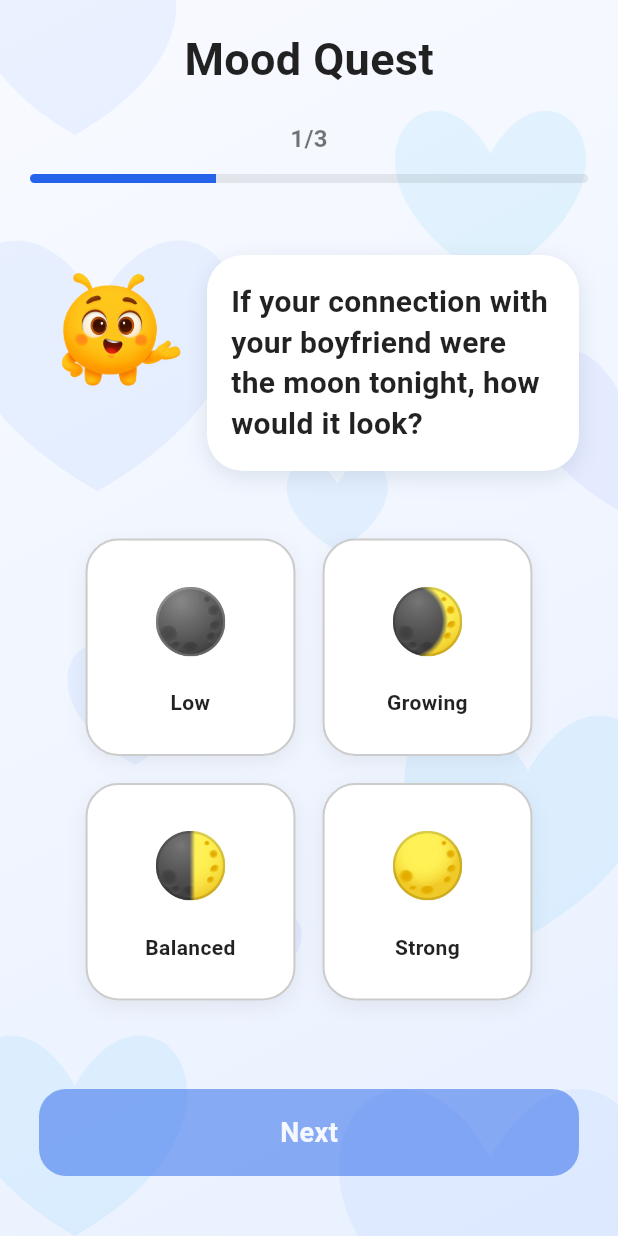
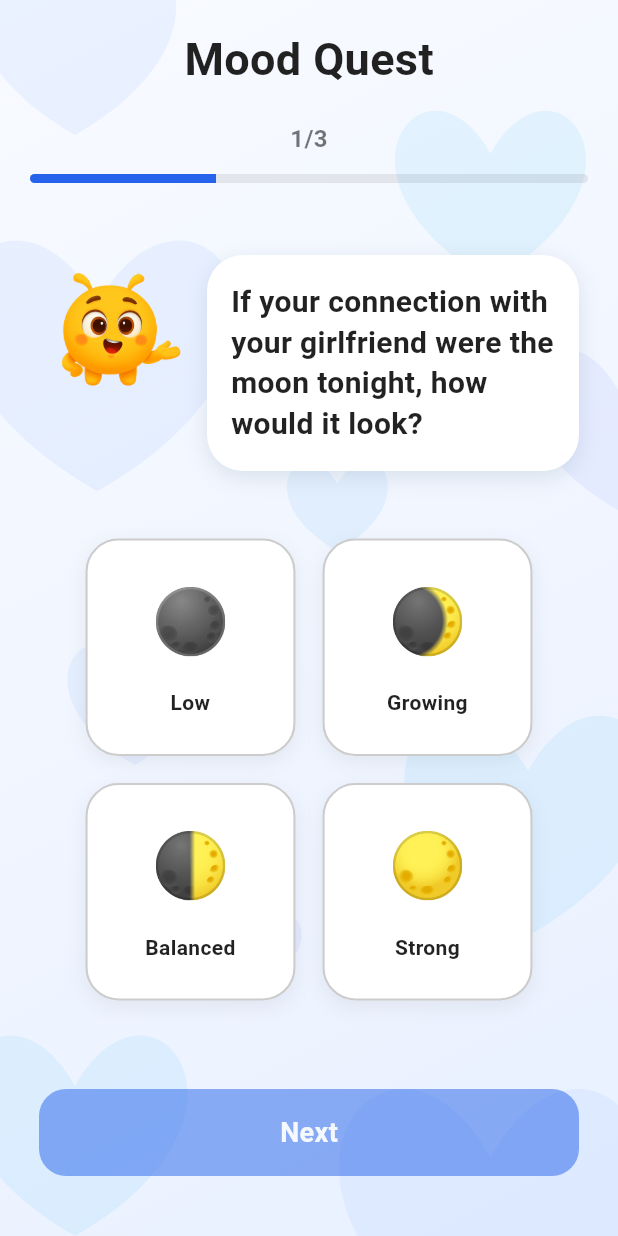
Before and after one commit to Tomasalexpt30/IPM_Bonded, a Flutter app: the screen it shows after launch, on a phone screen of 412 x 824 dp. Run offline on Flutter 3.47's test engine with Material 3 defaults, Android fonts, the light colour scheme and no system bars; our stand-ins replace confetti, fl_chart, photo_view; Roboto replaces fonts that are missing (Poppins).

Commit message:
Bonded APP Version 18
- Mood Quest Text Fixed

```diff
--- a/lib/pages/mood_quest/mood_quest_page.dart
+++ b/lib/pages/mood_quest/mood_quest_page.dart
@@ -91,7 +91,7 @@ class _MoodQuestPageState extends State<MoodQuestPage> {
                   children: [
                     _questionPage(
                       title:
-                      "If your connection with your boyfriend were the moon tonight, how would it look?",
+                      "If your connection with your girlfriend were the moon tonight, how would it look?",
                       options: [
                         MoodItem("Low", "🌑"),
                         MoodItem("Growing", "🌒"),
```
